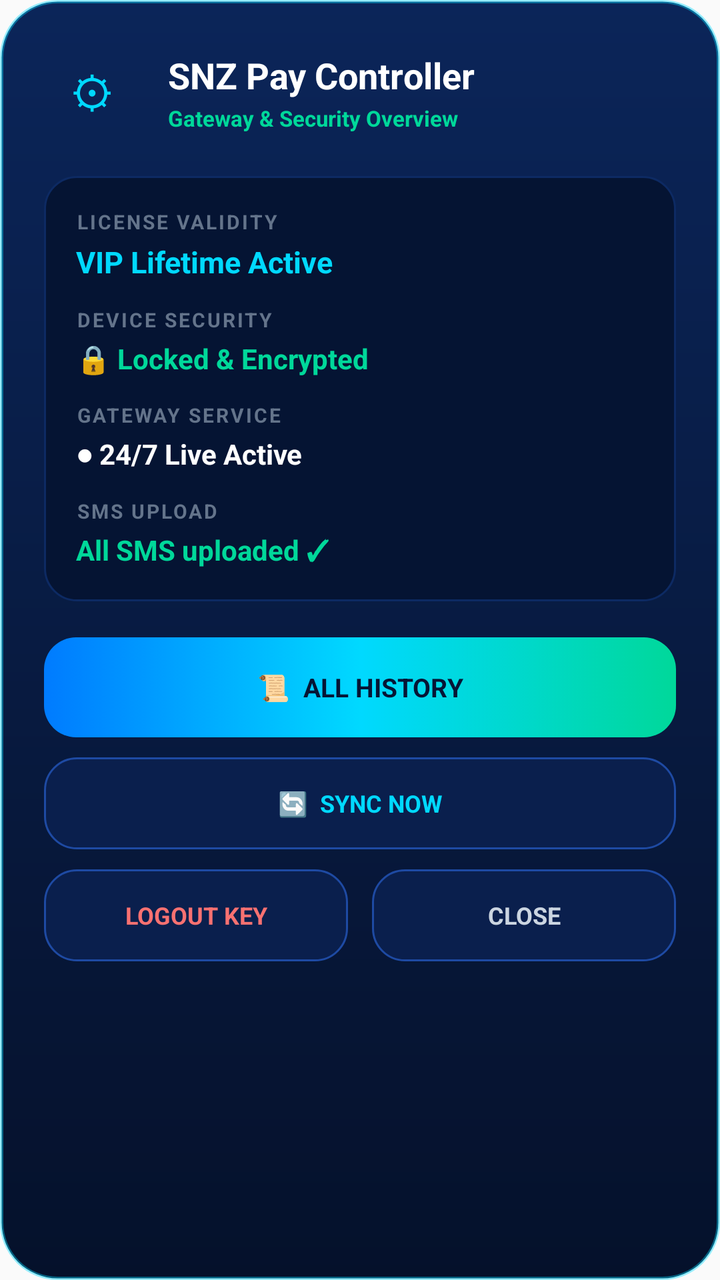
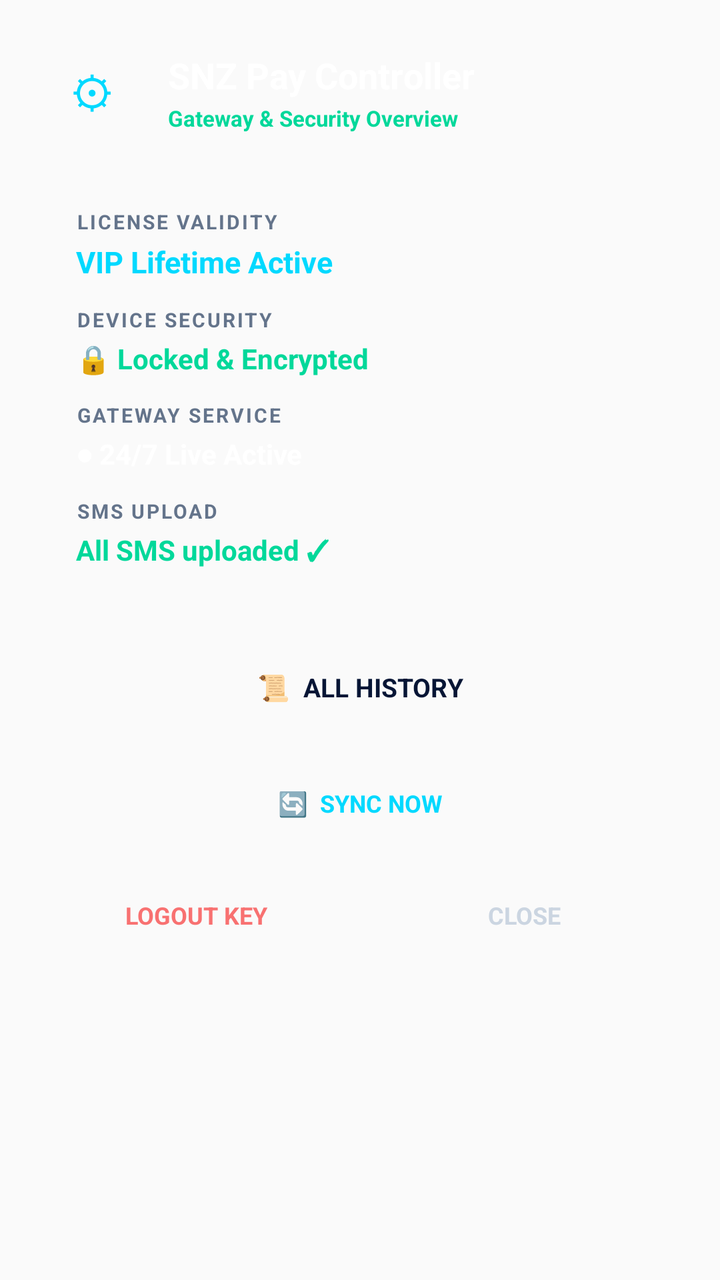

Two renders of the same Android screen: before a commit and after it. Below are the layout's source before the change and the commit's diff.
<!-- AndroidManifest.xml: application theme android:Theme.Material.Light.NoActionBar -->
<!-- res/layout/dialog_settings.xml -->
<?xml version="1.0" encoding="utf-8"?>
<LinearLayout xmlns:android="http://schemas.android.com/apk/res/android"
    android:id="@+id/settingsCard"
    android:layout_width="match_parent"
    android:layout_height="wrap_content"
    android:background="@drawable/bg_premium_card"
    android:orientation="vertical"
    android:padding="22dp">

    
    <LinearLayout
        android:layout_width="match_parent"
        android:layout_height="wrap_content"
        android:gravity="center_vertical"
        android:orientation="horizontal">

        <TextView
            android:id="@+id/tvDialogIcon"
            android:layout_width="48dp"
            android:layout_height="48dp"
            android:gravity="center"
            android:text="⚙"
            android:textColor="#00D9FF"
            android:textSize="22sp" />

        <LinearLayout
            android:layout_width="0dp"
            android:layout_height="wrap_content"
            android:layout_weight="1"
            android:layout_marginStart="14dp"
            android:orientation="vertical">

            <TextView
                android:id="@+id/tvDialogTitle"
                android:layout_width="wrap_content"
                android:layout_height="wrap_content"
                android:text="SNZ Pay Controller"
                android:textColor="#FFFFFF"
                android:textSize="18sp"
                android:textStyle="bold" />

            <TextView
                android:layout_width="wrap_content"
                android:layout_height="wrap_content"
                android:layout_marginTop="2dp"
                android:text="Gateway &amp; Security Overview"
                android:textColor="#00D89A"
                android:textSize="11sp"
                android:textStyle="bold" />
        </LinearLayout>
    </LinearLayout>

    
    <LinearLayout
        android:layout_width="match_parent"
        android:layout_height="wrap_content"
        android:layout_marginTop="18dp"
        android:background="@drawable/bg_premium_inner"
        android:orientation="vertical"
        android:padding="16dp">

        <TextView android:layout_width="wrap_content" android:layout_height="wrap_content"
            android:text="LICENSE VALIDITY" android:textColor="#64748B" android:textSize="10sp"
            android:textStyle="bold" android:letterSpacing="0.1" />
        <TextView
            android:id="@+id/tvDialogValidity"
            android:layout_width="wrap_content"
            android:layout_height="wrap_content"
            android:layout_marginTop="3dp"
            android:text="VIP Lifetime Active"
            android:textColor="#00D9FF"
            android:textSize="15sp"
            android:textStyle="bold" />

        <TextView android:layout_width="wrap_content" android:layout_height="wrap_content"
            android:layout_marginTop="12dp"
            android:text="DEVICE SECURITY" android:textColor="#64748B" android:textSize="10sp"
            android:textStyle="bold" android:letterSpacing="0.1" />
        <TextView android:layout_width="wrap_content" android:layout_height="wrap_content"
            android:layout_marginTop="3dp"
            android:text="🔒 Locked &amp; Encrypted" android:textColor="#00D89A" android:textSize="14sp"
            android:textStyle="bold" />

        <TextView android:layout_width="wrap_content" android:layout_height="wrap_content"
            android:layout_marginTop="12dp"
            android:text="GATEWAY SERVICE" android:textColor="#64748B" android:textSize="10sp"
            android:textStyle="bold" android:letterSpacing="0.1" />
        <TextView android:layout_width="wrap_content" android:layout_height="wrap_content"
            android:layout_marginTop="3dp"
            android:text="● 24/7 Live Active" android:textColor="#FFFFFF" android:textSize="14sp"
            android:textStyle="bold" />

        <TextView android:layout_width="wrap_content" android:layout_height="wrap_content"
            android:layout_marginTop="12dp"
            android:text="SMS UPLOAD" android:textColor="#64748B" android:textSize="10sp"
            android:textStyle="bold" android:letterSpacing="0.1" />
        <TextView
            android:id="@+id/tvDialogSync"
            android:layout_width="wrap_content"
            android:layout_height="wrap_content"
            android:layout_marginTop="3dp"
            android:text="All SMS uploaded ✓"
            android:textColor="#00D89A"
            android:textSize="14sp"
            android:textStyle="bold" />
    </LinearLayout>

    
    <TextView
        android:id="@+id/btnDialogHistory"
        android:layout_width="match_parent"
        android:layout_height="50dp"
        android:layout_marginTop="18dp"
        android:background="@drawable/bg_premium_btn"
        android:gravity="center"
        android:text="📜  ALL HISTORY"
        android:textColor="#061535"
        android:textSize="13sp"
        android:textStyle="bold" />

    <TextView
        android:id="@+id/btnDialogSyncNow"
        android:layout_width="match_parent"
        android:layout_height="46dp"
        android:layout_marginTop="10dp"
        android:background="@drawable/bg_premium_btn_outline"
        android:gravity="center"
        android:text="🔄  SYNC NOW"
        android:textColor="#00D9FF"
        android:textSize="12sp"
        android:textStyle="bold" />

    <LinearLayout
        android:layout_width="match_parent"
        android:layout_height="wrap_content"
        android:layout_marginTop="10dp"
        android:orientation="horizontal">

        <TextView
            android:id="@+id/btnDialogLogout"
            android:layout_width="0dp"
            android:layout_height="46dp"
            android:layout_weight="1"
            android:layout_marginEnd="6dp"
            android:background="@drawable/bg_premium_btn_outline"
            android:gravity="center"
            android:text="LOGOUT KEY"
            android:textColor="#F87171"
            android:textSize="12sp"
            android:textStyle="bold" />

        <TextView
            android:id="@+id/btnDialogClose"
            android:layout_width="0dp"
            android:layout_height="46dp"
            android:layout_weight="1"
            android:layout_marginStart="6dp"
            android:background="@drawable/bg_premium_btn_outline"
            android:gravity="center"
            android:text="CLOSE"
            android:textColor="#CBD5E1"
            android:textSize="12sp"
            android:textStyle="bold" />
    </LinearLayout>
</LinearLayout>
<!-- resources referenced by this layout -->
<resources>
  <!-- drawable bg_premium_btn (drawable) -->
  <?xml version="1.0" encoding="utf-8"?>
  <selector xmlns:android="http://schemas.android.com/apk/res/android">
      <item android:state_pressed="true">
          <shape android:shape="rectangle">
              <gradient android:angle="0" android:startColor="#0062CC" android:centerColor="#00B8D9" android:endColor="#00B583" />
              <corners android:radius="16dp" />
          </shape>
      </item>
      <item>
          <shape android:shape="rectangle">
              <gradient android:angle="0" android:startColor="#007BFF" android:centerColor="#00D9FF" android:endColor="#00D89A" />
              <corners android:radius="16dp" />
          </shape>
      </item>
  </selector>
  <!-- drawable bg_premium_btn_outline (drawable) -->
  <?xml version="1.0" encoding="utf-8"?>
  <selector xmlns:android="http://schemas.android.com/apk/res/android">
      <item android:state_pressed="true">
          <shape android:shape="rectangle">
              <solid android:color="#14306B" />
              <corners android:radius="16dp" />
              <stroke android:width="1dp" android:color="#1E4AA3" />
          </shape>
      </item>
      <item>
          <shape android:shape="rectangle">
              <solid android:color="#0A1F4D" />
              <corners android:radius="16dp" />
              <stroke android:width="1dp" android:color="#1E4AA3" />
          </shape>
      </item>
  </selector>
  <!-- drawable bg_premium_card (drawable) -->
  <?xml version="1.0" encoding="utf-8"?>
  <shape xmlns:android="http://schemas.android.com/apk/res/android" android:shape="rectangle">
      <gradient android:angle="270" android:startColor="#0B2559" android:endColor="#05112B" />
      <corners android:radius="28dp" />
      <stroke android:width="1.5dp" android:color="#6600D9FF" />
  </shape>
  <!-- drawable bg_premium_inner (drawable) -->
  <?xml version="1.0" encoding="utf-8"?>
  <shape xmlns:android="http://schemas.android.com/apk/res/android" android:shape="rectangle">
      <solid android:color="#051433" />
      <corners android:radius="16dp" />
      <stroke android:width="1dp" android:color="#0D2A63" />
  </shape>
</resources>

<!-- the commit's change to res/layout/dialog_settings.xml (unified diff, before → after) -->
@@ -3,7 +3,6 @@
     android:id="@+id/settingsCard"
     android:layout_width="match_parent"
     android:layout_height="wrap_content"
-    android:background="@drawable/bg_premium_card"
     android:orientation="vertical"
     android:padding="22dp">
 
@@ -52,10 +51,10 @@
 
     
     <LinearLayout
+        android:id="@+id/settingsInfo"
         android:layout_width="match_parent"
         android:layout_height="wrap_content"
         android:layout_marginTop="18dp"
-        android:background="@drawable/bg_premium_inner"
         android:orientation="vertical"
         android:padding="16dp">
 
@@ -111,7 +110,6 @@
         android:layout_width="match_parent"
         android:layout_height="50dp"
         android:layout_marginTop="18dp"
-        android:background="@drawable/bg_premium_btn"
         android:gravity="center"
         android:text="📜  ALL HISTORY"
         android:textColor="#061535"
@@ -123,7 +121,6 @@
         android:layout_width="match_parent"
         android:layout_height="46dp"
         android:layout_marginTop="10dp"
-        android:background="@drawable/bg_premium_btn_outline"
         android:gravity="center"
         android:text="🔄  SYNC NOW"
         android:textColor="#00D9FF"
@@ -142,7 +139,6 @@
             android:layout_height="46dp"
             android:layout_weight="1"
             android:layout_marginEnd="6dp"
-            android:background="@drawable/bg_premium_btn_outline"
             android:gravity="center"
             android:text="LOGOUT KEY"
             android:textColor="#F87171"
@@ -155,7 +151,6 @@
             android:layout_height="46dp"
             android:layout_weight="1"
             android:layout_marginStart="6dp"
-            android:background="@drawable/bg_premium_btn_outline"
             android:gravity="center"
             android:text="CLOSE"
             android:textColor="#CBD5E1"
<!-- resource entries referenced after the edit -->
@@ -1,52 +1,5 @@
 <!-- resources referenced by this layout -->
 <resources>
-  <!-- drawable bg_premium_btn (drawable) -->
-  <?xml version="1.0" encoding="utf-8"?>
-  <selector xmlns:android="http://schemas.android.com/apk/res/android">
-      <item android:state_pressed="true">
-          <shape android:shape="rectangle">
-              <gradient android:angle="0" android:startColor="#0062CC" android:centerColor="#00B8D9" android:endColor="#00B583" />
-              <corners android:radius="16dp" />
-          </shape>
-      </item>
-      <item>
-          <shape android:shape="rectangle">
-              <gradient android:angle="0" android:startColor="#007BFF" android:centerColor="#00D9FF" android:endColor="#00D89A" />
-              <corners android:radius="16dp" />
-          </shape>
-      </item>
-  </selector>
-  <!-- drawable bg_premium_btn_outline (drawable) -->
-  <?xml version="1.0" encoding="utf-8"?>
-  <selector xmlns:android="http://schemas.android.com/apk/res/android">
-      <item android:state_pressed="true">
-          <shape android:shape="rectangle">
-              <solid android:color="#14306B" />
-              <corners android:radius="16dp" />
-              <stroke android:width="1dp" android:color="#1E4AA3" />
-          </shape>
-      </item>
-      <item>
-          <shape android:shape="rectangle">
-              <solid android:color="#0A1F4D" />
-              <corners android:radius="16dp" />
-              <stroke android:width="1dp" android:color="#1E4AA3" />
-          </shape>
-      </item>
-  </selector>
-  <!-- drawable bg_premium_card (drawable) -->
-  <?xml version="1.0" encoding="utf-8"?>
-  <shape xmlns:android="http://schemas.android.com/apk/res/android" android:shape="rectangle">
-      <gradient android:angle="270" android:startColor="#0B2559" android:endColor="#05112B" />
-      <corners android:radius="28dp" />
-      <stroke android:width="1.5dp" android:color="#6600D9FF" />
-  </shape>
-  <!-- drawable bg_premium_inner (drawable) -->
-  <?xml version="1.0" encoding="utf-8"?>
-  <shape xmlns:android="http://schemas.android.com/apk/res/android" android:shape="rectangle">
-      <solid android:color="#051433" />
-      <corners android:radius="16dp" />
-      <stroke android:width="1dp" android:color="#0D2A63" />
-  </shape>
+
 </resources>
 
